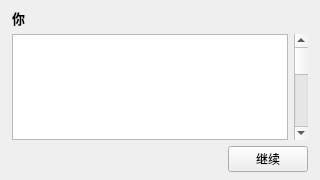
First picture: the form in ui/chatdialog.ui, repository qiuye-zhou/AkiDesk, before the edit.
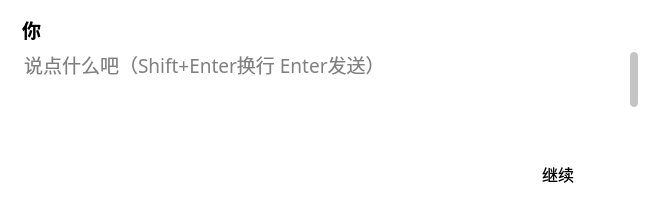
Second picture: the form after the edit.

Commit message: chore：调整chatdialog

```diff
--- a/ui/chatdialog.ui
+++ b/ui/chatdialog.ui
@@ -3,46 +3,222 @@
  <class>ChatDialog</class>
  <widget class="QWidget" name="ChatDialog">
   <property name="geometry">
-   <rect><x>0</x><y>0</y><width>320</width><height>180</height></rect>
+   <rect>
+    <x>0</x>
+    <y>0</y>
+    <width>650</width>
+    <height>200</height>
+   </rect>
   </property>
   <property name="minimumSize">
-   <size><width>280</width><height>120</height></size>
+   <size>
+    <width>320</width>
+    <height>150</height>
+   </size>
   </property>
-  <layout class="QVBoxLayout" name="verticalLayout">
-   <property name="leftMargin"><number>12</number></property>
-   <property name="topMargin"><number>8</number></property>
-   <property name="rightMargin"><number>12</number></property>
-   <property name="bottomMargin"><number>8</number></property>
-   <item>
+  <property name="font">
+   <font>
+    <family>Microsoft YaHei</family>
+    <pointsize>12</pointsize>
+   </font>
+  </property>
+  <property name="styleSheet">
+   <string notr="true">* {
+    background: transparent;
+}</string>
+  </property>
+  <layout class="QGridLayout" name="gridLayout">
+   <property name="leftMargin">
+    <number>20</number>
+   </property>
+   <property name="topMargin">
+    <number>15</number>
+   </property>
+   <property name="rightMargin">
+    <number>12</number>
+   </property>
+   <property name="bottomMargin">
+    <number>10</number>
+   </property>
+   <property name="horizontalSpacing">
+    <number>1</number>
+   </property>
+   <property name="verticalSpacing">
+    <number>2</number>
+   </property>
+   <item row="0" column="0">
     <widget class="QLabel" name="labelName">
      <property name="text"><string>你</string></property>
      <property name="font">
-      <font><pointsize>10</pointsize><weight>75</weight><bold>true</bold></font>
+      <font>
+       <family>Microsoft YaHei</family>
+       <pointsize>14</pointsize>
+       <weight>75</weight>
+       <bold>true</bold>
+      </font>
      </property>
+     <property name="text">
+      <string notr="true">你</string>
+     </property>
+     <property name="indent">
+      <number>2</number>
+     </property>
     </widget>
    </item>
-   <item>
-    <layout class="QHBoxLayout" name="editLayout">
+   <item row="1" column="0">
+    <widget class="QTextEdit" name="textEdit">
+     <property name="font">
+      <font>
+       <family>Microsoft YaHei</family>
+       <pointsize>14</pointsize>
+      </font>
+     </property>
+     <property name="contextMenuPolicy">
+      <enum>Qt::DefaultContextMenu</enum>
+     </property>
+     <property name="styleSheet">
+      <string notr="true">QMenu {
+    background-color: #ffffff;
+    border: none;
+    border-radius: 8px;
+    padding: 5px;
+}
+
+QMenu::item {
+    padding: 8px 20px;
+    background-color: transparent;
+    border-radius: 4px;
+}
+
+QMenu::item:selected {
+    background-color: #e0e0e0;
+    color: #000000;
+}
+
+QMenu::separator {
+    height: 1px;
+    background: #dcdcdc;
+    margin: 5px 0;
+}</string>
+     </property>
+     <property name="frameShape">
+      <enum>QFrame::NoFrame</enum>
+     </property>
+     <property name="verticalScrollBarPolicy">
+      <enum>Qt::ScrollBarAlwaysOff</enum>
+     </property>
+     <property name="horizontalScrollBarPolicy">
+      <enum>Qt::ScrollBarAlwaysOff</enum>
+     </property>
+     <property name="acceptRichText">
+      <bool>false</bool>
+     </property>
+     <property name="placeholderText">
+      <string>说点什么吧（Shift+Enter换行 Enter发送）</string>
+     </property>
+    </widget>
+   </item>
+   <item row="1" column="1">
+    <widget class="QScrollBar" name="scrollBar">
+     <property name="sizePolicy">
+      <sizepolicy hsizetype="Fixed" vsizetype="Minimum">
+       <horstretch>0</horstretch>
+       <verstretch>0</verstretch>
+      </sizepolicy>
+     </property>
+     <property name="layoutDirection">
+      <enum>Qt::RightToLeft</enum>
+     </property>
+     <property name="styleSheet">
+      <string notr="true">QScrollBar:vertical {
+    border: none;
+    background: transparent;
+    width: 8px;
+}
+
+QScrollBar::handle:vertical {
+    background: rgba(136, 136, 136, 0.5);
+    border-radius: 4px;
+}
+
+QScrollBar::handle:vertical:hover {
+    background: rgba(136, 136, 136, 0.8);
+}
+
+QScrollBar::add-line:vertical, QScrollBar::sub-line:vertical {
+    background: transparent;
+    border: none;
+    height: 0px;
+}
+
+QScrollBar::groove:vertical {
+    background: transparent;
+    border: none;
+}</string>
+     </property>
+     <property name="maximum">
+      <number>10</number>
+     </property>
+     <property name="value">
+      <number>1</number>
+     </property>
+     <property name="sliderPosition">
+      <number>1</number>
+     </property>
+     <property name="orientation">
+      <enum>Qt::Vertical</enum>
+     </property>
+    </widget>
+   </item>
+   <item row="2" column="0">
+    <layout class="QHBoxLayout" name="bottomLayout">
+     <property name="spacing">
+      <number>0</number>
+     </property>
      <item>
-      <widget class="QTextEdit" name="textEdit">
-       <property name="font">
-        <font><pointsize>10</pointsize></font>
+      <spacer name="horizontalSpacer">
+       <property name="orientation">
+        <enum>Qt::Horizontal</enum>
        </property>
-       <property name="acceptRichText"><bool>false</bool></property>
-      </widget>
+       <property name="sizeHint" stdset="0">
+        <size>
+         <width>40</width>
+         <height>20</height>
+        </size>
+       </property>
+      </spacer>
      </item>
      <item>
-      <widget class="QScrollBar" name="scrollBar">
-       <property name="orientation"><enum>Qt::Vertical</enum></property>
+      <widget class="QPushButton" name="btnNext">
+       <property name="text">
+        <string notr="true">继续</string>
+       </property>
+       <property name="flat">
+        <bool>true</bool>
+       </property>
       </widget>
      </item>
     </layout>
    </item>
-   <item alignment="Qt::AlignRight">
-    <widget class="QPushButton" name="btnNext">
-     <property name="text"><string>继续</string></property>
-     <property name="fixedSize">
-      <size><width>60</width><height>28</height></size>
+   <item row="2" column="1">
+    <widget class="QPushButton" name="btnHistory">
+     <property name="styleSheet">
+      <string notr="true">QPushButton {
+    background-color: transparent;
+    border: none;
+    border-radius: 5px;
+}
+
+QPushButton:hover {
+    border: 2px solid #CCCCCC;
+}
+
+QPushButton:pressed {
+    border: 2px solid #AAAAAA;
+}</string>
+     </property>
+     <property name="text">
+      <string notr="true"/>
      </property>
     </widget>
    </item>
```
Left out of the diff: 1 changed line with no effect on the pictures. The commit also changes 5 other files.
